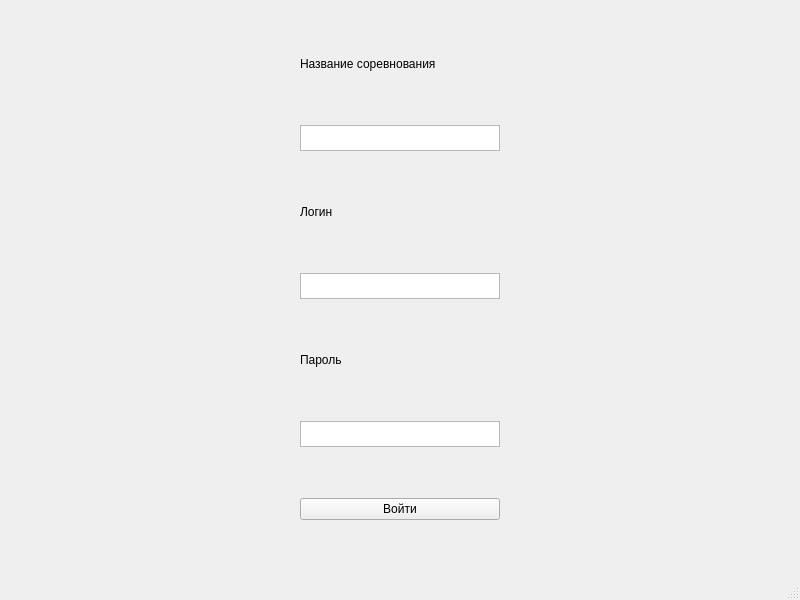
This is ui_files/login.ui in PrincePepper/DVFU_Course_work_2020_yeticup as Qt 5 draws it before an edit. The edited form follows.
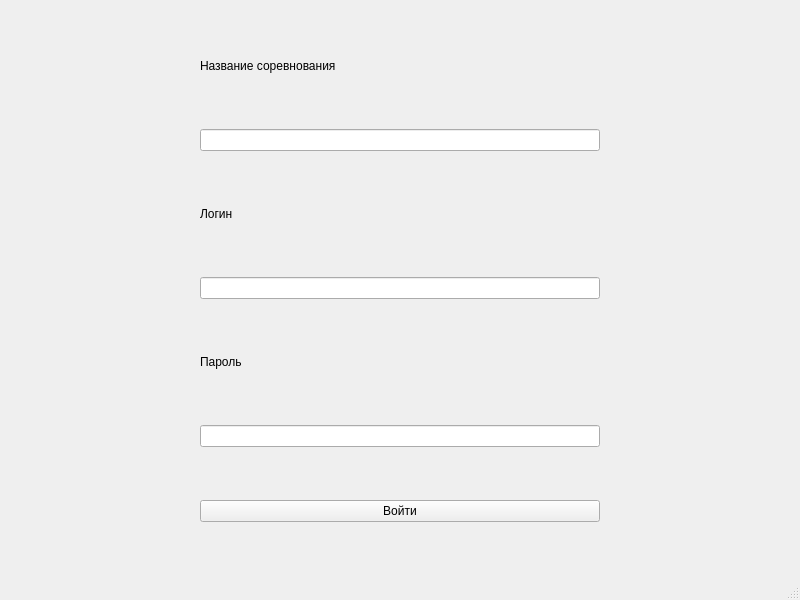
This is the edited form.

Commit message: авторизация: только организатор может войти в приложение

```diff
--- a/ui_files/login.ui
+++ b/ui_files/login.ui
@@ -15,34 +15,24 @@
   </property>
   <widget class="QWidget" name="centralwidget">
    <layout class="QGridLayout" name="gridLayout">
-    <item row="6" column="0">
-     <widget class="QPushButton" name="pushButton">
-      <property name="text">
-       <string>Войти</string>
-      </property>
-     </widget>
-    </item>
-    <item row="5" column="0">
-     <widget class="QTextEdit" name="password">
+    <item row="1" column="0">
+     <widget class="QLineEdit" name="competition_name">
       <property name="maximumSize">
        <size>
-        <width>200</width>
-        <height>26</height>
+        <width>400</width>
+        <height>16777215</height>
        </size>
       </property>
      </widget>
     </item>
-    <item row="4" column="0">
-     <widget class="QLabel" name="label_3">
+    <item row="3" column="0">
+     <widget class="QLineEdit" name="login">
       <property name="maximumSize">
        <size>
-        <width>16777215</width>
-        <height>20</height>
+        <width>400</width>
+        <height>16777215</height>
        </size>
       </property>
-      <property name="text">
-       <string>Пароль</string>
-      </property>
      </widget>
     </item>
     <item row="0" column="0">
@@ -58,16 +48,6 @@
       </property>
      </widget>
     </item>
-    <item row="3" column="0">
-     <widget class="QTextEdit" name="login">
-      <property name="maximumSize">
-       <size>
-        <width>200</width>
-        <height>26</height>
-       </size>
-      </property>
-     </widget>
-    </item>
     <item row="2" column="0">
      <widget class="QLabel" name="label_2">
       <property name="maximumSize">
@@ -81,24 +61,33 @@
       </property>
      </widget>
     </item>
-    <item row="1" column="0">
-     <widget class="QTextEdit" name="competition_name">
+    <item row="4" column="0">
+     <widget class="QLabel" name="label_3">
       <property name="maximumSize">
        <size>
-        <width>200</width>
-        <height>26</height>
+        <width>16777215</width>
+        <height>20</height>
        </size>
       </property>
-      <property name="font">
-       <font>
-        <kerning>true</kerning>
-       </font>
+      <property name="text">
+       <string>Пароль</string>
       </property>
-      <property name="acceptDrops">
-       <bool>false</bool>
+     </widget>
+    </item>
+    <item row="6" column="0">
+     <widget class="QPushButton" name="pushButton">
+      <property name="text">
+       <string>Войти</string>
       </property>
-      <property name="inputMethodHints">
-       <set>Qt::ImhMultiLine</set>
+     </widget>
+    </item>
+    <item row="5" column="0">
+     <widget class="QLineEdit" name="password">
+      <property name="maximumSize">
+       <size>
+        <width>400</width>
+        <height>16777215</height>
+       </size>
       </property>
      </widget>
     </item>
```
